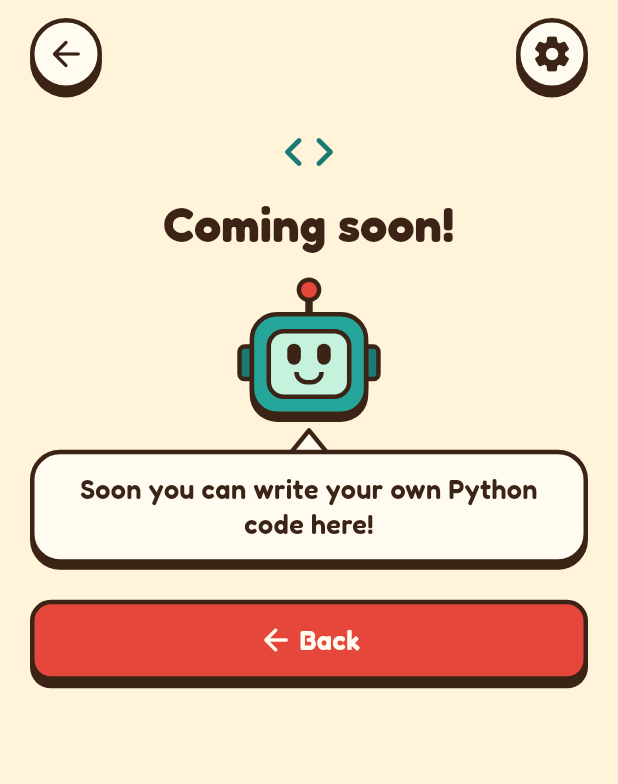
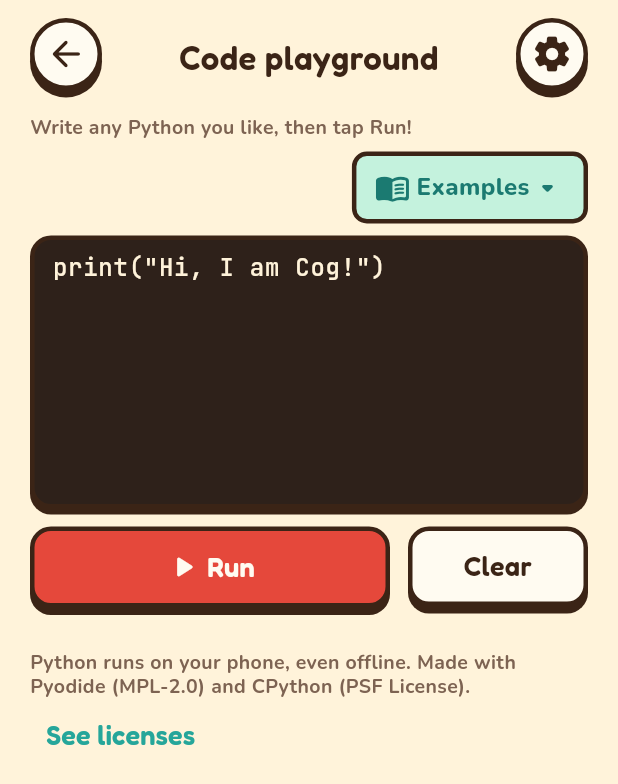
Before and after one commit to Intmainiostream/PyCog, a Flutter app: the screen it shows after launch, after a tap on "CODING", on a phone screen of 412 x 824 dp. Shown: the top 784 px of the screen. Run offline on Flutter 3.47's test engine with Material 3 defaults, Android fonts, the phone set to English and light mode, and no system bars; our stand-ins replace material_ui, shared_preferences; missing offline and left inert: flutter_inappwebview; generated files the repository leaves out were written again; statements that could not run were skipped.

Commit message:
CODING screen: Python playground with examples and output
Co-Authored-By: Claude Opus 5.5 <noreply@anthropic.com>

```diff
--- /dev/null
+++ b/lib/playground/coding_examples.dart
@@ -0,0 +1,58 @@
+import '../models/lesson_card.dart';
+
+/// A starter program for the CODING playground, taken from the lessons.
+class CodingExample {
+  const CodingExample({
+    required this.title,
+    required this.code,
+    this.answers = const [],
+  });
+
+  final LocalizedText title;
+
+  /// Python code (the same in every language).
+  final String code;
+
+  /// Typed answers for input(), if the program asks for any.
+  final List<String> answers;
+}
+
+/// The Examples menu, in lesson order. Every program was run in real
+/// Python, and integration_test/python_runner_test.dart runs them again on
+/// a device.
+final List<CodingExample> codingExamples = [
+  CodingExample(
+    title: (l10n) => l10n.codingExampleHello,
+    code: 'print("Hi, I am Cog!")',
+  ),
+  CodingExample(
+    title: (l10n) => l10n.codingExampleVariables,
+    code: 'battery = 100\nprint(battery)\nbattery = 80\nprint(battery)',
+  ),
+  CodingExample(
+    title: (l10n) => l10n.codingExampleIf,
+    code:
+        'battery = 10\n'
+        'if battery < 20:\n'
+        '    print("Low battery!")\n'
+        'else:\n'
+        '    print("Battery OK")',
+  ),
+  CodingExample(
+    title: (l10n) => l10n.codingExampleFor,
+    code: 'for step in range(3):\n    print("Step", step)',
+  ),
+  CodingExample(
+    title: (l10n) => l10n.codingExampleFunction,
+    code: 'def add(a, b):\n    return a + b\n\nprint(add(2, 3))',
+  ),
+  CodingExample(
+    title: (l10n) => l10n.codingExampleInput,
+    code:
+        'name = input("Your name? ")\n'
+        'age = int(input("Age? "))\n'
+        'print("Hi, " + name)\n'
+        'print("Next year:", age + 1)',
+    answers: ['Ana', '12'],
+  ),
+];
--- /dev/null
+++ b/lib/playground/coding_output.dart
@@ -0,0 +1,63 @@
+import '../l10n/generated/app_localizations.dart';
+import 'python_runner.dart';
+
+/// Splits what a program printed into output-box rows, and moves each typed
+/// answer (from input()) out of its row so the output box can show it in
+/// the "typed by the person" style. Returns the rows and, for each row with
+/// an answer, that answer.
+(List<String>, Map<int, String>) splitOutput(
+  String stdout,
+  List<TypedAnswer> typed,
+) {
+  final text = stdout.endsWith('\n')
+      ? stdout.substring(0, stdout.length - 1)
+      : stdout;
+  final rows = text.isEmpty ? <String>[] : text.split('\n');
+  final starts = <int>[];
+  var position = 0;
+  for (final row in rows) {
+    starts.add(position);
+    position += row.length + 1;
+  }
+  final answers = <int, String>{};
+  for (final answer in typed) {
+    final row = starts.lastIndexWhere((start) => start <= answer.offset);
+    if (row < 0) continue;
+    final column = answer.offset - starts[row];
+    // The answer ends its row (the program reads it, then Enter).
+    if (column <= rows[row].length &&
+        rows[row].substring(column) == answer.text) {
+      rows[row] = rows[row].substring(0, column);
+      answers[row] = answer.text;
+    }
+  }
+  return (rows, answers);
+}
+
+/// The error's type, e.g. "ValueError" from
+/// "ValueError: invalid literal for int() with base 10: 'abc'".
+String errorType(String error) => error.split(':').first.trim();
+
+/// True when the program asked for more input() answers than were typed.
+bool needsMoreAnswers(String error) => errorType(error) == 'EOFError';
+
+/// True when Python itself could not start.
+bool isStartError(String error) => errorType(error) == 'PythonStartError';
+
+/// Cog's one friendly line for an error.
+String friendlyTip(AppLocalizations l10n, String error) =>
+    switch (errorType(error)) {
+      'SyntaxError' => l10n.codingTipSyntax,
+      'IndentationError' || 'TabError' => l10n.codingTipIndent,
+      'NameError' || 'UnboundLocalError' => l10n.codingTipName,
+      'TypeError' => l10n.codingTipType,
+      'ValueError' => l10n.codingTipValue,
+      'ZeroDivisionError' => l10n.codingTipZero,
+      'IndexError' => l10n.codingTipIndex,
+      'EOFError' => l10n.codingNeedMoreAnswers,
+      'PythonStartError' => l10n.codingStartError,
+      'PermissionError' ||
+      'ImportError' ||
+      'ModuleNotFoundError' => l10n.codingTipBlocked,
+      _ => l10n.codingTipOther,
+    };
--- /dev/null
+++ b/lib/screens/coding_screen.dart
@@ -0,0 +1,572 @@
+import 'dart:math' as math;
+
+import 'package:material_ui/material_ui.dart';
+
+import '../data/settings_controller.dart';
+import '../l10n/generated/app_localizations.dart';
+import '../playground/coding_examples.dart';
+import '../playground/coding_output.dart';
+import '../playground/python_runner.dart';
+import '../theme/app_theme.dart';
+import '../widgets/chunky_button.dart';
+import '../widgets/cog_feedback_card.dart';
+import '../widgets/output_box.dart';
+import '../widgets/settings_sheet.dart';
+
+/// What the student typed in the playground. Kept while the app is open,
+/// so leaving the screen and coming back keeps the code.
+class CodingSession {
+  CodingSession._();
+
+  static String code = 'print("Hi, I am Cog!")';
+  static String answers = '';
+
+  /// Back to a fresh start (used by tests).
+  static void reset() {
+    code = 'print("Hi, I am Cog!")';
+    answers = '';
+  }
+}
+
+/// The CODING playground, like a small Programiz for phones: a code box,
+/// helper buttons for hard-to-type symbols, Run and Clear, typed answers for
+/// input(), starter examples, and the output in the lessons' output box.
+/// Python runs fully offline with [runPython] (Pyodide in a hidden WebView).
+class CodingScreen extends StatefulWidget {
+  const CodingScreen({super.key, required this.settings, this.engine});
+
+  final SettingsController settings;
+
+  /// Defaults to the real Python. Tests pass a fake.
+  final PythonEngine? engine;
+
+  @override
+  State<CodingScreen> createState() => _CodingScreenState();
+}
+
+class _CodingScreenState extends State<CodingScreen> {
+  late final _code = TextEditingController(text: CodingSession.code);
+  late final _answers = TextEditingController(text: CodingSession.answers);
+  final _codeFocus = FocusNode();
+  PythonResult? _result;
+  bool _running = false;
+
+  PythonEngine get _engine => widget.engine ?? PyodideEngine.instance;
+
+  bool get _usesInput => _code.text.contains('input(');
+
+  @override
+  void initState() {
+    super.initState();
+    _code.addListener(() {
+      CodingSession.code = _code.text;
+      setState(() {}); // shows or hides the Typed answers box
+    });
+    _answers.addListener(() => CodingSession.answers = _answers.text);
+    _codeFocus.addListener(() => setState(() {})); // helper buttons
+  }
+
+  @override
+  void dispose() {
+    _code.dispose();
+    _answers.dispose();
+    _codeFocus.dispose();
+    super.dispose();
+  }
+
+  /// The typed answers, one per line (empty lines at the end are ignored).
+  List<String> get _inputs {
+    if (!_usesInput) return const [];
+    final lines = _answers.text.split('\n');
+    while (lines.isNotEmpty && lines.last.trim().isEmpty) {
+      lines.removeLast();
+    }
+    return lines;
+  }
+
+  Future<void> _run() async {
+    _codeFocus.unfocus();
+    setState(() {
+      _running = true;
+      _result = null;
+    });
+    final result = await _engine.run(_code.text, inputs: _inputs);
+    if (!mounted) return;
+    setState(() {
+      _running = false;
+      _result = result;
+    });
+  }
+
+  void _clear() {
+    final l10n = AppLocalizations.of(context);
+    final oldCode = _code.text;
+    final oldAnswers = _answers.text;
+    setState(() {
+      _code.clear();
+      _answers.clear();
+      _result = null;
+    });
+    ScaffoldMessenger.of(context)
+      ..hideCurrentSnackBar()
+      ..showSnackBar(
+        SnackBar(
+          content: Text(l10n.codingCleared),
+          action: SnackBarAction(
+            label: l10n.codingUndo,
+            onPressed: () => setState(() {
+              _code.text = oldCode;
+              _answers.text = oldAnswers;
+            }),
+          ),
+        ),
+      );
+  }
+
+  void _useExample(CodingExample example) {
+    setState(() {
+      _code.text = example.code;
+      _answers.text = example.answers.join('\n');
+      _result = null;
+    });
+  }
+
+  /// Types [text] where the cursor is (replacing any selection), then puts
+  /// the cursor [back] characters before the end of it (inside brackets).
+  void _insert(String text, {int back = 0}) {
+    final value = _code.value;
+    final selection = value.selection.isValid
+        ? value.selection
+        : TextSelection.collapsed(offset: value.text.length);
+    _code.value = TextEditingValue(
+      text: value.text.replaceRange(selection.start, selection.end, text),
+      selection: TextSelection.collapsed(
+        offset: selection.start + text.length - back,
+      ),
+    );
+  }
+
+  @override
+  Widget build(BuildContext context) {
+    final l10n = AppLocalizations.of(context);
+    return Scaffold(
+      body: SafeArea(
+        child: LayoutBuilder(
+          builder: (context, constraints) {
+            final side = math.max(
+              AppSizes.screenPadding,
+              (constraints.maxWidth - AppSizes.maxContentWidth) / 2,
+            );
+            return Column(
+              children: [
+                _TopBar(
+                  padding: side,
+                  title: l10n.codingTitle,
+                  backLabel: l10n.lessonBack,
+                  settingsLabel: l10n.settingsTooltip,
+                  onSettings: () => showSettingsSheet(context, widget.settings),
+                ),
+                Expanded(
+                  child: SingleChildScrollView(
+                    padding: EdgeInsets.fromLTRB(
+                      side,
+                      AppSizes.gap4,
+                      side,
+                      AppSizes.gap24,
+                    ),
+                    child: Column(
+                      crossAxisAlignment: CrossAxisAlignment.stretch,
+                      children: _content(l10n),
+                    ),
+                  ),
+                ),
+                // Hard-to-type symbols, right above the keyboard.
+                if (_codeFocus.hasFocus)
+                  _HelperBar(l10n: l10n, padding: side, onInsert: _insert),
+              ],
+            );
+          },
+        ),
+      ),
+    );
+  }
+
+  List<Widget> _content(AppLocalizations l10n) {
+    final mono = AppTextStyles.code;
+    return [
+      Text(l10n.codingIntro, style: AppTextStyles.small),
+      const SizedBox(height: AppSizes.gap8),
+      // On its own row, so it never squeezes the intro with big text.
+      Align(
+        alignment: AlignmentDirectional.centerEnd,
+        child: _ExamplesButton(label: l10n.codingExamples, onPick: _useExample),
+      ),
+      const SizedBox(height: AppSizes.gap8),
+      // The code box: dark, like the lessons' code boxes.
+      Container(
+        decoration: AppDecorations.card(color: AppColors.codeBackground),
+        padding: const EdgeInsets.symmetric(
+          horizontal: AppSizes.gap12,
+          vertical: AppSizes.gap8,
+        ),
+        child: Semantics(
+          label: l10n.codingCodeLabel,
+          child: TextField(
+            key: const ValueKey('coding-code'),
+            controller: _code,
+            focusNode: _codeFocus,
+            minLines: 8,
+            maxLines: null,
+            keyboardType: TextInputType.multiline,
+            autocorrect: false,
+            enableSuggestions: false,
+            smartQuotesType: SmartQuotesType.disabled,
+            smartDashesType: SmartDashesType.disabled,
+            textCapitalization: TextCapitalization.none,
+            cursorColor: AppColors.codeOperator,
+            style: mono.copyWith(color: AppColors.codeText),
+            decoration: InputDecoration.collapsed(
+              hintText: l10n.codingCodeHint,
+              hintStyle: mono.copyWith(color: AppColors.codeComment),
+            ),
+          ),
+        ),
+      ),
+      if (_usesInput) ...[
+        const SizedBox(height: AppSizes.gap12),
+        TextField(
+          key: const ValueKey('coding-answers'),
+          controller: _answers,
+          minLines: 2,
+          maxLines: 5,
+          autocorrect: false,
+          enableSuggestions: false,
+          style: mono.copyWith(color: AppColors.tealDark),
+          decoration: InputDecoration(
+            labelText: l10n.codingAnswersLabel,
+            hintText: l10n.codingAnswersHint,
+            prefixIcon: const Icon(Icons.keyboard_rounded),
+            filled: true,
+            fillColor: AppColors.mint,
+            border: OutlineInputBorder(
+              borderRadius: BorderRadius.circular(AppSizes.radiusSmall),
+            ),
+          ),
+        ),
+      ],
+      const SizedBox(height: AppSizes.gap12),
+      Row(
+        crossAxisAlignment: CrossAxisAlignment.start,
+        children: [
+          Expanded(
+            flex: 2,
+            child: ChunkyButton(
+              key: const ValueKey('coding-run'),
+              color: AppColors.red,
+              onTap: _running ? null : _run,
+              child: Row(
+                mainAxisAlignment: MainAxisAlignment.center,
+                children: [
+                  const Icon(Icons.play_arrow_rounded),
+                  const SizedBox(width: 4),
+                  Flexible(child: Text(l10n.codingRun)),
+                ],
+              ),
+            ),
+          ),
+          const SizedBox(width: AppSizes.gap12),
+          Expanded(
+            child: ChunkyButton(
+              key: const ValueKey('coding-clear'),
+              color: AppColors.surface,
+              onTap: _running ? null : _clear,
+              child: Text(l10n.codingClear, textAlign: TextAlign.center),
+            ),
+          ),
+        ],
+      ),
+      if (_running)
+        ValueListenableBuilder<bool>(
+          valueListenable: _engine.isReady,
+          builder: (context, ready, _) => Padding(
+            padding: const EdgeInsets.only(top: AppSizes.gap12),
+            child: Row(
+              children: [
+                const SizedBox.square(
+                  dimension: 20,
+                  child: CircularProgressIndicator(strokeWidth: 3),
+                ),
+                const SizedBox(width: AppSizes.gap8),
+                Expanded(
+                  child: Text(
+                    ready ? l10n.codingRunning : l10n.codingStarting,
+                    key: const ValueKey('coding-status'),
+                    style: AppTextStyles.bodyBold,
+                  ),
+                ),
+              ],
+            ),
+          ),
+        ),
+      if (_result case final result?) ...[
+        const SizedBox(height: AppSizes.gap12),
+        ..._output(l10n, result),
+      ],
+      const SizedBox(height: AppSizes.gap24),
+      Text(
+        l10n.codingAbout,
+        style: AppTextStyles.small.copyWith(color: AppColors.textMuted),
+      ),
+      Align(
+        alignment: AlignmentDirectional.centerStart,
+        child: TextButton(
+          onPressed: () =>
+              showLicensePage(context: context, applicationName: 'PyCog'),
+          child: Text(l10n.codingLicenses),
+        ),
+      ),
+    ];
+  }
+
+  List<Widget> _output(AppLocalizations l10n, PythonResult result) {
+    final (rows, typed) = splitOutput(result.stdout, result.typed);
+    final error = result.error;
+    return [
+      if (rows.isNotEmpty)
+        OutputBox(lines: rows, typed: typed)
+      else if (error == null && !result.timedOut)
+        Text(l10n.codingNothingPrinted, style: AppTextStyles.body),
+      if (result.timedOut)
+        CogFeedbackCard(text: l10n.codingTimeout, mood: CogMood.hint),
+      if (error != null) ...[
+        if (!isStartError(error))
+          Container(
+            key: const ValueKey('coding-error'),
+            margin: const EdgeInsets.only(top: AppSizes.gap8),
+            padding: const EdgeInsets.all(AppSizes.gap12),
+            decoration: AppDecorations.card(color: AppColors.surface),
+            child: SelectableText(
+              error,
+              style: AppTextStyles.code.copyWith(
+                color: AppColors.redDark,
+                fontWeight: FontWeight.w700,
+              ),
+            ),
+          ),
+        CogFeedbackCard(text: friendlyTip(l10n, error), mood: CogMood.hint),
+      ],
+    ];
+  }
+}
+
+/// Back arrow, title and gear, like the other screens.
+class _TopBar extends StatelessWidget {
+  const _TopBar({
+    required this.padding,
+    required this.title,
+    required this.backLabel,
+    required this.settingsLabel,
+    required this.onSettings,
+  });
+
+  final double padding;
+  final String title;
+  final String backLabel;
+  final String settingsLabel;
+  final VoidCallback onSettings;
+
+  @override
+  Widget build(BuildContext context) {
+    return Padding(
+      padding: EdgeInsets.fromLTRB(
+        padding,
+        AppSizes.gap12,
+        padding,
+        AppSizes.gap8,
+      ),
+      child: Row(
+        children: [
+          ChunkyButton(
+            circle: true,
+            width: AppSizes.minTouchTarget,
+            height: AppSizes.minTouchTarget,
+            padding: EdgeInsets.zero,
+            color: AppColors.surface,
+            semanticLabel: backLabel,
+            onTap: () => Navigator.of(context).maybePop(),
+            child: const Icon(Icons.arrow_back_rounded, size: 28),
+          ),
+          Expanded(
+            child: Semantics(
+              header: true,
+              child: Text(
+                title,
+                textAlign: TextAlign.center,
+                style: AppTextStyles.title,
+              ),
+            ),
+          ),
+          ChunkyButton(
+            circle: true,
+            width: AppSizes.minTouchTarget,
+            height: AppSizes.minTouchTarget,
+            padding: EdgeInsets.zero,
+            color: AppColors.surface,
+            semanticLabel: settingsLabel,
+            onTap: onSettings,
+            child: const Icon(Icons.settings_rounded, size: 28),
+          ),
+        ],
+      ),
+    );
+  }
+}
+
+/// "Examples": a small menu of starter programs from the lessons.
+class _ExamplesButton extends StatelessWidget {
+  const _ExamplesButton({required this.label, required this.onPick});
+
+  final String label;
+  final ValueChanged<CodingExample> onPick;
+
+  @override
+  Widget build(BuildContext context) {
+    final l10n = AppLocalizations.of(context);
+    return PopupMenuButton<CodingExample>(
+      key: const ValueKey('coding-examples'),
+      tooltip: label,
+      onSelected: onPick,
+      itemBuilder: (context) => [
+        for (final example in codingExamples)
+          PopupMenuItem(value: example, child: Text(example.title(l10n))),
+      ],
+      child: Container(
+        constraints: const BoxConstraints(minHeight: AppSizes.minTouchTarget),
+        padding: const EdgeInsets.symmetric(horizontal: AppSizes.gap12),
+        decoration: AppDecorations.card(
+          color: AppColors.mint,
+          radius: AppSizes.radiusSmall,
+          shadow: false,
+        ),
+        child: Row(
+          mainAxisSize: MainAxisSize.min,
+          children: [
+            const Icon(Icons.menu_book_rounded, color: AppColors.tealDark),
+            const SizedBox(width: 4),
+            Flexible(
+              child: Text(
+                label,
+                overflow: TextOverflow.ellipsis,
+                style: AppTextStyles.bodyBold.copyWith(
+                  color: AppColors.tealDark,
+                ),
+              ),
+            ),
+            const Icon(
+              Icons.arrow_drop_down_rounded,
+              color: AppColors.tealDark,
+            ),
+          ],
+        ),
+      ),
+    );
+  }
+}
+
+/// Small buttons for symbols that are hard to type on a phone keyboard.
+/// It counts as part of the code box (TextFieldTapRegion), so tapping a
+/// button keeps the keyboard open.
+class _HelperBar extends StatelessWidget {
+  const _HelperBar({
+    required this.l10n,
+    required this.padding,
+    required this.onInsert,
+  });
+
+  final AppLocalizations l10n;
+  final double padding;
+  final void Function(String text, {int back}) onInsert;
+
+  @override
+  Widget build(BuildContext context) {
+    // (label on the button, text typed, characters to step back)
+    const keys = [
+      ('Tab', '    ', 0),
+      (':', ':', 0),
+      ('( )', '()', 1),
+      ('[ ]', '[]', 1),
+      ('" "', '""', 1),
+      ('=', '=', 0),
+      ('+', '+', 0),
+      ('-', '-', 0),
+      ('*', '*', 0),
+      ('/', '/', 0),
+      ('#', '#', 0),
+    ];
+    return TextFieldTapRegion(
+      child: Container(
+        key: const ValueKey('coding-helpers'),
+        decoration: const BoxDecoration(
+          color: AppColors.surface,
+          border: Border(
+            top: BorderSide(
+              color: AppColors.outline,
+              width: AppSizes.outlineWidth,
+            ),
+          ),
+        ),
+        height: AppSizes.minTouchTarget + AppSizes.gap12,
+        child: ListView(
+          scrollDirection: Axis.horizontal,
+          padding: EdgeInsets.symmetric(
+            horizontal: padding,
+            vertical: AppSizes.gap4,
+          ),
+          children: [
+            for (final (label, text, back) in keys)
+              Padding(
+                padding: const EdgeInsets.only(right: AppSizes.gap4),
+                child: Semantics(
+                  button: true,
+                  label: label == 'Tab'
+                      ? l10n.codingInsertTab
+                      : l10n.codingInsert(label),
+                  excludeSemantics: true,
+                  child: Material(
+                    color: AppColors.codeBackground,
+                    borderRadius: BorderRadius.circular(AppSizes.radiusSmall),
+                    child: InkWell(
+                      key: ValueKey('coding-key-$label'),
+                      canRequestFocus: false,
+                      borderRadius: BorderRadius.circular(AppSizes.radiusSmall),
+                      onTap: () => onInsert(text, back: back),
+                      child: ConstrainedBox(
+                        constraints: const BoxConstraints(
+                          minWidth: AppSizes.minTouchTarget,
+                          minHeight: AppSizes.minTouchTarget,
+                        ),
+                        child: Center(
+                          child: Padding(
+                            padding: const EdgeInsets.symmetric(
+                              horizontal: AppSizes.gap8,
+                            ),
+                            child: Text(
+                              label,
+                              style: AppTextStyles.code.copyWith(
+                                color: AppColors.codeText,
+                                fontWeight: FontWeight.w700,
+                              ),
+                            ),
+                          ),
+                        ),
+                      ),
+                    ),
+                  ),
+                ),
+              ),
+          ],
+        ),
+      ),
+    );
+  }
+}
--- a/lib/screens/home_screen.dart
+++ b/lib/screens/home_screen.dart
@@ -6,18 +6,24 @@ import '../data/lessons.dart';
 import '../data/progress_controller.dart';
 import '../data/settings_controller.dart';
 import '../l10n/generated/app_localizations.dart';
+import '../playground/python_runner.dart';
 import '../theme/app_theme.dart';
 import '../widgets/app_top_bar.dart';
 import '../widgets/chunky_button.dart';
 import '../widgets/cog_placeholder.dart';
 import '../widgets/settings_sheet.dart';
 import '../widgets/speech_bubble.dart';
+import 'coding_screen.dart';
 import 'coming_soon_screen.dart';
 import 'trail_screen.dart';
 
 /// The first screen: Cog says hi, with three big buttons.
 ///  * PLAY opens the lesson trail.
-///  * MINIGAME and CODING open "Coming soon" screens for now.
+///  * MINIGAME opens a "Coming soon" screen for now.
+///  * CODING opens the Python playground ([CodingScreen]).
+///
+/// When it opens, Python starts quietly in the background, so the first Run
+/// in the playground is fast.
 ///
 /// The star counter and gear are the same as on the trail, and the stars
 /// update live from saved progress.
@@ -37,6 +43,12 @@ class HomeScreen extends StatelessWidget {
     );
   }
 
+  void _openCoding(BuildContext context) {
+    Navigator.of(context).push(
+      MaterialPageRoute<void>(builder: (_) => CodingScreen(settings: settings)),
+    );
+  }
+
   void _openComingSoon(BuildContext context, ComingSoonKind kind) {
     Navigator.of(context).push(
       MaterialPageRoute<void>(
@@ -47,6 +59,10 @@ class HomeScreen extends StatelessWidget {
 
   @override
   Widget build(BuildContext context) {
+    return _WarmUpPython(child: _build(context));
+  }
+
+  Widget _build(BuildContext context) {
     return Scaffold(
       body: ListenableBuilder(
         listenable: progress, // keeps the star counter up to date
@@ -143,7 +159,7 @@ class HomeScreen extends StatelessWidget {
           label: l10n.homeCoding,
           icon: Icons.code_rounded,
           color: AppColors.success,
-          onTap: () => _openComingSoon(context, ComingSoonKind.coding),
+          onTap: () => _openCoding(context),
         ),
       ],
     );
@@ -200,3 +216,26 @@ class _HomeButton extends StatelessWidget {
     );
   }
 }
+
+/// Starts Python quietly in the background once, when the home screen
+/// opens. If it cannot start here (e.g. no WebView), nothing happens; the
+/// playground shows "Starting Python..." and tries again on Run.
+class _WarmUpPython extends StatefulWidget {
+  const _WarmUpPython({required this.child});
+
+  final Widget child;
+
+  @override
+  State<_WarmUpPython> createState() => _WarmUpPythonState();
+}
+
+class _WarmUpPythonState extends State<_WarmUpPython> {
+  @override
+  void initState() {
+    super.initState();
+    PyodideEngine.instance.warmUp().ignore();
+  }
+
+  @override
+  Widget build(BuildContext context) => widget.child;
+}
```
Also changed, not shown: 1 other file.
